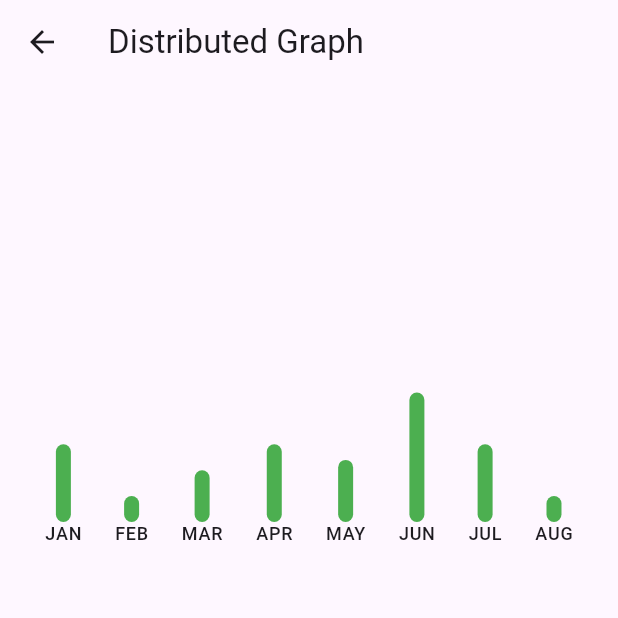
After one commit to TechieBlossom/micro_animations, a Flutter app: the screen it shows after launch, after a tap on "Distributed Graph", on a phone screen of 412 x 824 dp, the top half of it. The commit adds this screen. Run offline on Flutter 3.47's test engine with Material 2 defaults, Android fonts, the phone set to English and light mode, and no system bars; Roboto replaces fonts that are missing (din-pro).

Commit message:
Add distributed bar graph

```diff
--- /dev/null
+++ b/lib/distributed_graph_ui/bar_graph.dart
@@ -0,0 +1,189 @@
+import 'package:flutter/material.dart';
+import 'package:micro_animations/distributed_graph_ui/dataset.dart';
+
+const levels = 8;
+
+class BarGraph extends StatelessWidget {
+  const BarGraph({super.key, required this.dataset});
+
+  final List<Data> dataset;
+
+  List<double> get amounts => dataset
+      .map((data) => data.medical + data.food + data.travel + data.others)
+      .toList();
+
+  @override
+  Widget build(BuildContext context) {
+    final sortedAmounts = amounts;
+    sortedAmounts.sort((a, b) => b.compareTo(a));
+
+    final maxAmount = sortedAmounts.first;
+    const scale = 200;
+    final maxLevelAmount = maxAmount + scale;
+
+    final horizontalLabels = dataset.map((data) => data.monthName).toList();
+
+    return SizedBox(
+      height: 300,
+      child: Row(
+        key: key,
+        mainAxisSize: MainAxisSize.max,
+        mainAxisAlignment: MainAxisAlignment.spaceEvenly,
+        crossAxisAlignment: CrossAxisAlignment.end,
+        children: List.generate(
+          horizontalLabels.length,
+          (index) {
+            final foodHeight = (dataset[index].food / maxLevelAmount) * scale;
+            final medicalHeight =
+                (dataset[index].medical / maxLevelAmount) * scale;
+            final travelHeight =
+                (dataset[index].travel / maxLevelAmount) * scale;
+            final othersHeight =
+                (dataset[index].others / maxLevelAmount) * scale;
+
+            return Column(
+              crossAxisAlignment: CrossAxisAlignment.center,
+              verticalDirection: VerticalDirection.up,
+              children: [
+                _Label(label: horizontalLabels[index]),
+                _Bar(
+                  foodHeight: foodHeight,
+                  medicalHeight: medicalHeight,
+                  travelHeight: travelHeight,
+                  othersHeight: othersHeight,
+                ),
+              ],
+            );
+          },
+        ).toList(),
+      ),
+    );
+  }
+}
+
+class _Bar extends StatefulWidget {
+  const _Bar({
+    required this.foodHeight,
+    required this.medicalHeight,
+    required this.travelHeight,
+    required this.othersHeight,
+  });
+
+  final double foodHeight;
+  final double medicalHeight;
+  final double travelHeight;
+  final double othersHeight;
+
+  @override
+  State<_Bar> createState() => _BarState();
+}
+
+class _BarState extends State<_Bar> with SingleTickerProviderStateMixin {
+  late AnimationController _controller;
+  late Animation<double> _foodAnimation;
+  late Animation<double> _medicalAnimation;
+  late Animation<double> _travelAnimation;
+  late Animation<double> _othersAnimation;
+
+  @override
+  void initState() {
+    super.initState();
+    _controller = AnimationController(
+      vsync: this,
+      duration: const Duration(seconds: 5),
+    );
+    _foodAnimation = Tween<double>(begin: 0, end: widget.foodHeight).animate(
+      CurvedAnimation(
+        parent: _controller,
+        curve: const Interval(0.0, 0.25),
+      ),
+    );
+    _medicalAnimation =
+        Tween<double>(begin: 0, end: widget.medicalHeight).animate(
+      CurvedAnimation(
+        parent: _controller,
+        curve: const Interval(0.25, 0.5),
+      ),
+    );
+    _travelAnimation =
+        Tween<double>(begin: 0, end: widget.travelHeight).animate(
+      CurvedAnimation(
+        parent: _controller,
+        curve: const Interval(0.5, 0.75),
+      ),
+    );
+    _othersAnimation =
+        Tween<double>(begin: 0, end: widget.othersHeight).animate(
+      CurvedAnimation(
+        parent: _controller,
+        curve: const Interval(0.75, 1.0),
+      ),
+    );
+
+    _controller.forward();
+  }
+
+  @override
+  Widget build(BuildContext context) {
+    return AnimatedBuilder(
+      animation: _controller,
+      builder: (context, child) {
+        return Column(
+          verticalDirection: VerticalDirection.up,
+          children: [
+            Container(
+              decoration: BoxDecoration(
+                borderRadius: BorderRadius.circular(10),
+                color: Colors.green,
+              ),
+              width: 10,
+              height: _foodAnimation.value,
+            ),
+            Container(
+              decoration: BoxDecoration(
+                borderRadius: BorderRadius.circular(10),
+                color: Colors.orange,
+              ),
+              width: 10,
+              height: _medicalAnimation.value,
+            ),
+            Container(
+              decoration: BoxDecoration(
+                borderRadius: BorderRadius.circular(10),
+                color: Colors.indigo,
+              ),
+              width: 10,
+              height: _travelAnimation.value,
+            ),
+            Container(
+              decoration: BoxDecoration(
+                borderRadius: BorderRadius.circular(10),
+                color: Colors.cyanAccent,
+              ),
+              width: 10,
+              height: _othersAnimation.value,
+            ),
+          ],
+        );
+      },
+    );
+  }
+}
+
+class _Label extends StatelessWidget {
+  const _Label({required this.label});
+
+  final String label;
+
+  @override
+  Widget build(BuildContext context) {
+    final style = Theme.of(context).textTheme.labelMedium?.copyWith(
+          fontFamily: 'din-pro',
+        );
+    return Text(
+      label,
+      style: style,
+      textAlign: TextAlign.right,
+    );
+  }
+}
--- /dev/null
+++ b/lib/distributed_graph_ui/dataset.dart
@@ -0,0 +1,26 @@
+final dataset = [
+  Data("JAN", 1500, 1000, 800, 1000),
+  Data("FEB", 500, 800, 900, 1000),
+  Data("MAR", 1000, 2800, 700, 400),
+  Data("APR", 1500, 2400, 300, 500),
+  Data("MAY", 1200, 2000, 800, 400),
+  Data("JUN", 2500, 500, 400, 600),
+  Data("JUL", 1500, 1000, 600, 300),
+  Data("AUG", 500, 2000, 300, 300),
+];
+
+class Data {
+  final String monthName;
+  final double food;
+  final double medical;
+  final double travel;
+  final double others;
+
+  Data(
+    this.monthName,
+    this.food,
+    this.medical,
+    this.travel,
+    this.others,
+  );
+}
--- /dev/null
+++ b/lib/distributed_graph_ui/distributed_graph_screen.dart
@@ -0,0 +1,21 @@
+import 'package:flutter/material.dart';
+import 'package:micro_animations/distributed_graph_ui/bar_graph.dart';
+import 'package:micro_animations/distributed_graph_ui/dataset.dart';
+
+class DistributedGraphScreen extends StatelessWidget {
+  const DistributedGraphScreen({super.key});
+
+  @override
+  Widget build(BuildContext context) {
+    final iOS = Theme.of(context).platform == TargetPlatform.iOS;
+    return Scaffold(
+      appBar: AppBar(
+        title: const Text('Distributed Graph'),
+      ),
+      body: Padding(
+        padding: const EdgeInsets.all(8.0),
+        child: BarGraph(dataset: dataset),
+      ),
+    );
+  }
+}
--- a/lib/one_football/home_screen.dart
+++ b/lib/home_screen.dart
@@ -1,6 +1,6 @@
 import 'package:flutter/material.dart';
+import 'package:micro_animations/distributed_graph_ui/distributed_graph_screen.dart';
 import 'package:micro_animations/one_football/showcase_screen.dart';
-import 'package:micro_animations/one_football/team_pie/n_pie_chart.dart';
 
 class HomeScreen extends StatelessWidget {
   const HomeScreen({super.key});
@@ -18,21 +18,22 @@ class HomeScreen extends StatelessWidget {
               Navigator.push(
                 context,
                 MaterialPageRoute(
-                  builder: (_) => const ShowcaseScreen(
-                    title: 'OneFootball Team Win Pie',
-                    child: NPieChart(
-                      radius: 100,
-                      win: 10,
-                      draw: 5,
-                      loss: 5,
-                      textSize: 20,
-                      strokeWidth: 8,
-                    ),
-                  ),
+                  builder: (_) => const ShowcaseScreen(),
                 ),
               );
             },
             title: const Text('OneFootball Team Win Pie'),
+          ),
+          ListTile(
+            onTap: () {
+              Navigator.push(
+                context,
+                MaterialPageRoute(
+                  builder: (_) => const DistributedGraphScreen(),
+                ),
+              );
+            },
+            title: const Text('Distributed Graph'),
           ),
         ],
       ),
--- a/lib/main.dart
+++ b/lib/main.dart
@@ -1,5 +1,5 @@
 import 'package:flutter/material.dart';
-import 'package:micro_animations/one_football/home_screen.dart';
+import 'package:micro_animations/home_screen.dart';
 
 void main() {
   runApp(const MicroAnimationsApp());
--- a/lib/one_football/showcase_screen.dart
+++ b/lib/one_football/showcase_screen.dart
@@ -1,17 +1,22 @@
 import 'package:flutter/material.dart';
+import 'package:micro_animations/one_football/team_pie/n_pie_chart.dart';
 
 class ShowcaseScreen extends StatelessWidget {
-  const ShowcaseScreen({super.key, required this.child, required this.title});
-
-  final String title;
-  final Widget child;
+  const ShowcaseScreen({super.key});
 
   @override
   Widget build(BuildContext context) {
     return Scaffold(
-      appBar: AppBar(title: Text(title)),
-      body: Center(
-        child: child,
+      appBar: AppBar(title: const Text('OneFootball Team Win Pie')),
+      body: const Center(
+        child: NPieChart(
+          radius: 100,
+          win: 10,
+          draw: 5,
+          loss: 5,
+          textSize: 20,
+          strokeWidth: 8,
+        ),
       ),
     );
   }
--- a/pubspec.yaml
+++ b/pubspec.yaml
@@ -19,7 +19,8 @@ publish_to: 'none' # Remove this line if you wish to publish to pub.dev
 version: 1.0.0+1
 
 environment:
-  sdk: '>=2.19.4 <3.0.0'
+  sdk: '>=3.0.6'
+  flutter: '>=3.10.6'
 
 # Dependencies specify other packages that your package needs in order to work.
 # To automatically upgrade your package dependencies to the latest versions
```
Also changed, not shown: pubspec.lock, 1 other file.
